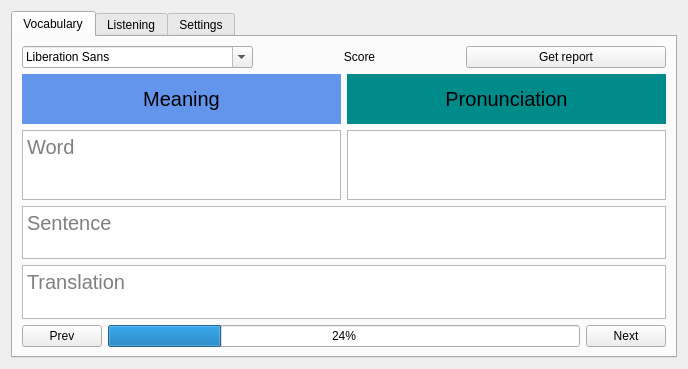
The window that ui/EnglishPractice.ui (SuWeipeng/EnglishPractice) describes before a commit, drawn with Qt 5.
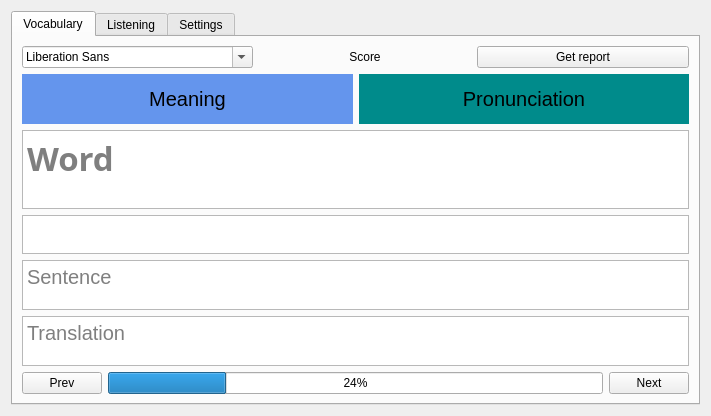
The same window after the commit.

Commit message: 修正 Word 删除后字体设置无效问题

Diff of the .ui file:
```diff
--- a/ui/EnglishPractice.ui
+++ b/ui/EnglishPractice.ui
@@ -6,8 +6,8 @@
    <rect>
     <x>0</x>
     <y>0</y>
-    <width>688</width>
-    <height>369</height>
+    <width>711</width>
+    <height>416</height>
    </rect>
   </property>
   <property name="windowTitle">
@@ -28,7 +28,7 @@
         <attribute name="title">
          <string>Vocabulary</string>
         </attribute>
-        <layout class="QVBoxLayout" name="verticalLayout">
+        <layout class="QVBoxLayout" name="verticalLayout_2">
          <item>
           <layout class="QHBoxLayout" name="horizontalLayout_5">
            <item>
@@ -133,9 +133,15 @@
           </layout>
          </item>
          <item>
-          <layout class="QHBoxLayout" name="horizontalLayout_6">
+          <layout class="QVBoxLayout" name="verticalLayout">
            <item>
             <widget class="QTextEdit" name="textEdit">
+             <property name="sizePolicy">
+              <sizepolicy hsizetype="Expanding" vsizetype="Expanding">
+               <horstretch>0</horstretch>
+               <verstretch>2</verstretch>
+              </sizepolicy>
+             </property>
              <property name="minimumSize">
               <size>
                <width>0</width>
@@ -144,7 +150,10 @@
              </property>
              <property name="font">
               <font>
-               <pointsize>15</pointsize>
+               <family>Arial Rounded MT Bold</family>
+               <pointsize>25</pointsize>
+               <weight>75</weight>
+               <bold>true</bold>
               </font>
              </property>
              <property name="placeholderText">
@@ -154,6 +163,18 @@
            </item>
            <item>
             <widget class="QTextEdit" name="textEdit_3">
+             <property name="sizePolicy">
+              <sizepolicy hsizetype="Expanding" vsizetype="Expanding">
+               <horstretch>0</horstretch>
+               <verstretch>1</verstretch>
+              </sizepolicy>
+             </property>
+             <property name="minimumSize">
+              <size>
+               <width>0</width>
+               <height>30</height>
+              </size>
+             </property>
              <property name="font">
               <font>
                <pointsize>15</pointsize>
```
The commit also changes 1 other file.
